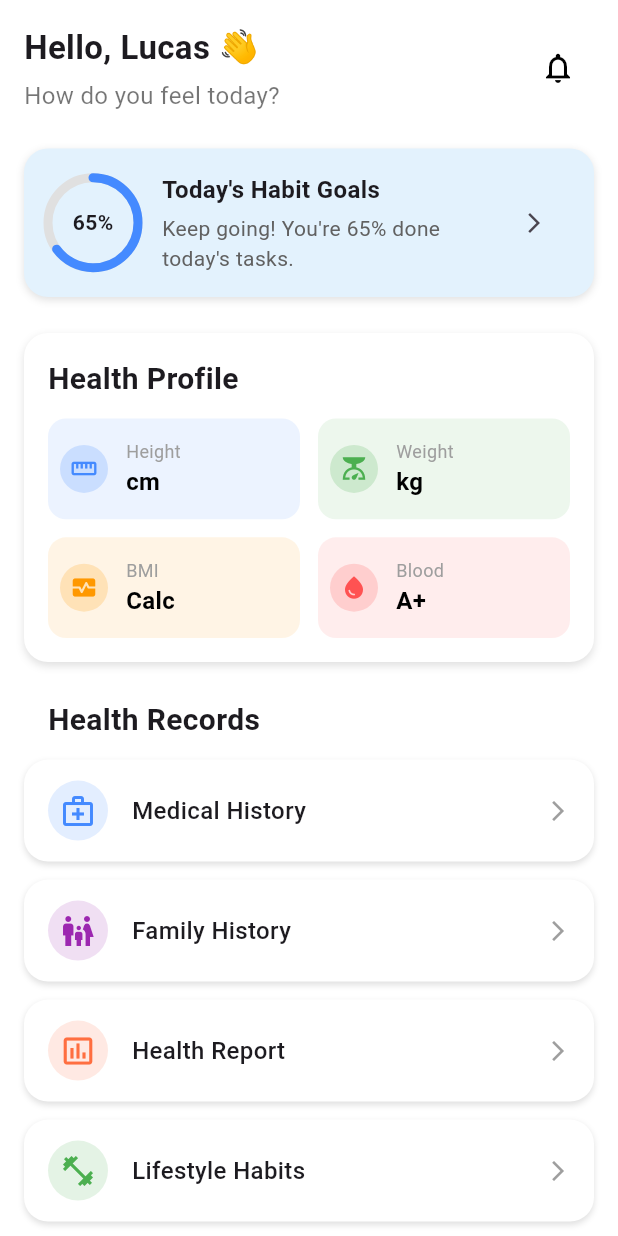
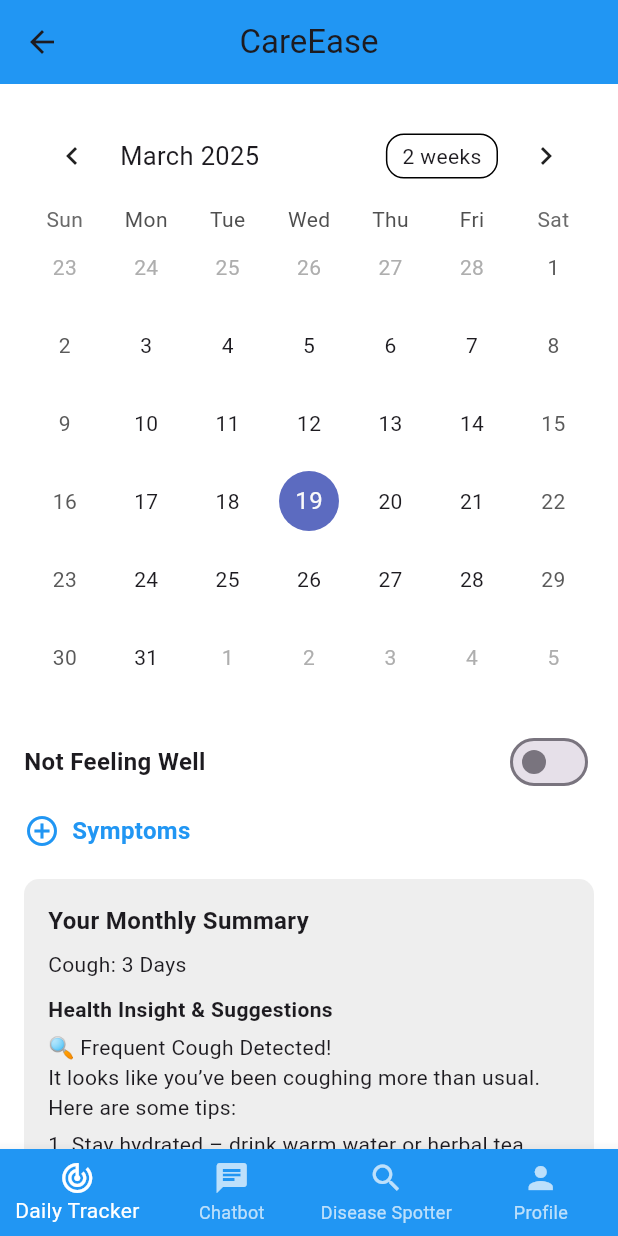
Before and after one commit to YiPei0602/CareEase, a Flutter app: the screen it shows after launch, after a tap on "Let's Start!", on a phone screen of 412 x 824 dp. Run offline on Flutter 3.47's test engine with Material 3 defaults, Android fonts, the phone set to English and light mode, and no system bars; drawn by our look-alikes of table_calendar.

Commit message:
add folder, footer header

```diff
--- /dev/null
+++ b/lib/Chatbot/chatbot.dart
@@ -0,0 +1,13 @@
+import 'package:flutter/material.dart';
+
+class ChatbotScreen extends StatelessWidget {
+  @override
+  Widget build(BuildContext context) {
+    return Center(
+      child: Text(
+        "Chatbot Page",
+        style: TextStyle(fontSize: 24, fontWeight: FontWeight.bold),
+      ),
+    );
+  }
+}
--- /dev/null
+++ b/lib/DailyTracker/tracker.dart
@@ -0,0 +1,97 @@
+import 'package:flutter/material.dart';
+import 'package:table_calendar/table_calendar.dart';
+
+class DailyTrackerScreen extends StatefulWidget {
+  @override
+  _DailyTrackerScreenState createState() => _DailyTrackerScreenState();
+}
+
+class _DailyTrackerScreenState extends State<DailyTrackerScreen> {
+  bool isNotFeelingWell = false;
+  DateTime selectedDay = DateTime.now();
+
+  @override
+  Widget build(BuildContext context) {
+    return SingleChildScrollView(
+      child: Padding(
+        padding: const EdgeInsets.all(16.0),
+        child: Column(
+          crossAxisAlignment: CrossAxisAlignment.start,
+          children: [
+            TableCalendar(
+              focusedDay: selectedDay,
+              firstDay: DateTime(2020),
+              lastDay: DateTime(2030),
+              selectedDayPredicate: (day) => isSameDay(day, selectedDay),
+              onDaySelected: (selectedDay, focusedDay) {
+                setState(() {
+                  this.selectedDay = selectedDay;
+                });
+              },
+            ),
+            SizedBox(height: 20),
+            Row(
+              mainAxisAlignment: MainAxisAlignment.spaceBetween,
+              children: [
+                Text("Not Feeling Well",
+                    style:
+                        TextStyle(fontSize: 16, fontWeight: FontWeight.bold)),
+                Switch(
+                  value: isNotFeelingWell,
+                  onChanged: (value) {
+                    setState(() {
+                      isNotFeelingWell = value;
+                    });
+                  },
+                ),
+              ],
+            ),
+            SizedBox(height: 10),
+            Row(
+              children: [
+                Icon(Icons.add_circle_outline, color: Colors.blue),
+                SizedBox(width: 8),
+                Text("Symptoms",
+                    style: TextStyle(
+                        fontSize: 16,
+                        fontWeight: FontWeight.bold,
+                        color: Colors.blue)),
+              ],
+            ),
+            SizedBox(height: 20),
+            Container(
+              padding: EdgeInsets.all(16),
+              decoration: BoxDecoration(
+                color: Colors.grey[200],
+                borderRadius: BorderRadius.circular(10),
+              ),
+              child: Column(
+                crossAxisAlignment: CrossAxisAlignment.start,
+                children: [
+                  Text("Your Monthly Summary",
+                      style:
+                          TextStyle(fontSize: 16, fontWeight: FontWeight.bold)),
+                  SizedBox(height: 8),
+                  Text("Cough: 3 Days"),
+                  SizedBox(height: 10),
+                  Text("Health Insight & Suggestions",
+                      style:
+                          TextStyle(fontSize: 14, fontWeight: FontWeight.bold)),
+                  SizedBox(height: 5),
+                  Text("\u{1F50D} Frequent Cough Detected!"),
+                  Text(
+                      "It looks like you’ve been coughing more than usual. Here are some tips:"),
+                  SizedBox(height: 5),
+                  Text("1. Stay hydrated – drink warm water or herbal tea."),
+                  Text(
+                      "2. Use a humidifier – keeping the air moist can ease irritation."),
+                ],
+              ),
+            ),
+            SizedBox(height: 20),
+          ],
+        ),
+      ),
+    );
+  }
+}
--- a/lib/screens/main_page.dart
+++ b/lib/MainPage/mainpage.dart
@@ -1,5 +1,5 @@
 import 'package:flutter/material.dart';
-import 'home.dart'; // Import your CareEaseHomePage
+import '../components/main_layout.dart'; // Import your CareEaseHomePage
 
 class MainPage extends StatefulWidget {
   const MainPage({super.key});
@@ -69,7 +69,7 @@
                   children: [
                     const SizedBox(height: 200),
                     Image.asset(
-                      'assets/CareEase_logo.png',
+                      '../assets/CareEase_logo.png',
                       width: 200,
                     ),
                     const SizedBox(height: 40),
@@ -110,7 +110,7 @@
                         Navigator.push(
                           context,
                           MaterialPageRoute(
-                            builder: (context) => const CareEaseHomePage(),
+                            builder: (context) => MainLayout(),
                           ),
                         );
                       },
--- a/lib/screens/home.dart
+++ b/lib/Profile/home.dart
@@ -445,7 +445,8 @@
             Expanded(
               child: Text(
                 title,
-              style: const TextStyle(fontSize: 16, fontWeight: FontWeight.w500),
+                style:
+                    const TextStyle(fontSize: 16, fontWeight: FontWeight.w500),
               ),
             ),
             const Icon(Icons.arrow_forward_ios, size: 16, color: Colors.grey),
@@ -540,8 +541,7 @@
                           borderRadius: BorderRadius.circular(12),
                         ),
                       ),
-                      child:
-                          const Text("Save", style: TextStyle(fontSize: 16)),
+                      child: const Text("Save", style: TextStyle(fontSize: 16)),
                     ),
                   ),
                 ],
--- a/lib/screens/my_profile_screen.dart
+++ b/lib/Profile/profile.dart
@@ -1,7 +1,7 @@
 import 'package:flutter/material.dart';
 
-class MyProfileScreen extends StatelessWidget {
-  const MyProfileScreen({super.key});
+class ProfileScreen extends StatelessWidget {
+  const ProfileScreen({super.key});
 
   @override
   Widget build(BuildContext context) {
@@ -16,7 +16,8 @@
               // 1) HEADER (Hello, Lucas & Notification Icon)
               // ------------------------------------------------
               Padding(
-                padding: const EdgeInsets.symmetric(horizontal: 16, vertical: 16),
+                padding:
+                    const EdgeInsets.symmetric(horizontal: 16, vertical: 16),
                 child: Row(
                   mainAxisAlignment: MainAxisAlignment.spaceBetween,
                   children: [
@@ -108,18 +109,22 @@
                           // Row 1: Gender + Phone
                           Row(
                             children: [
-                              Icon(Icons.male, size: 16, color: Colors.grey[600]),
+                              Icon(Icons.male,
+                                  size: 16, color: Colors.grey[600]),
                               const SizedBox(width: 4),
                               Text(
                                 'Male',
-                                style: TextStyle(fontSize: 13, color: Colors.grey[700]),
+                                style: TextStyle(
+                                    fontSize: 13, color: Colors.grey[700]),
                               ),
                               const SizedBox(width: 16),
-                              Icon(Icons.phone, size: 16, color: Colors.grey[600]),
+                              Icon(Icons.phone,
+                                  size: 16, color: Colors.grey[600]),
                               const SizedBox(width: 4),
                               Text(
                                 '60174881122',
-                                style: TextStyle(fontSize: 13, color: Colors.grey[700]),
+                                style: TextStyle(
+                                    fontSize: 13, color: Colors.grey[700]),
                               ),
                             ],
                           ),
@@ -128,18 +133,22 @@
                           // Row 2: ID + State
                           Row(
                             children: [
-                              Icon(Icons.card_membership, size: 16, color: Colors.grey[600]),
+                              Icon(Icons.card_membership,
+                                  size: 16, color: Colors.grey[600]),
                               const SizedBox(width: 4),
                               Text(
                                 '990411070145',
-                                style: TextStyle(fontSize: 13, color: Colors.grey[700]),
+                                style: TextStyle(
+                                    fontSize: 13, color: Colors.grey[700]),
                               ),
                               const SizedBox(width: 16),
-                              Icon(Icons.location_on_outlined, size: 16, color: Colors.grey[600]),
+                              Icon(Icons.location_on_outlined,
+                                  size: 16, color: Colors.grey[600]),
                               const SizedBox(width: 4),
                               Text(
                                 'Pulau Pinang',
-                                style: TextStyle(fontSize: 13, color: Colors.grey[700]),
+                                style: TextStyle(
+                                    fontSize: 13, color: Colors.grey[700]),
                               ),
                             ],
                           ),
@@ -240,8 +249,7 @@
           trailing: const Icon(Icons.arrow_forward_ios, size: 16),
           onTap: onTap,
         ),
-        if (showDivider)
-          const Divider(height: 1, indent: 72, thickness: 0.5),
+        if (showDivider) const Divider(height: 1, indent: 72, thickness: 0.5),
       ],
     );
   }
--- /dev/null
+++ b/lib/Spotter/spotter.dart
@@ -0,0 +1,13 @@
+import 'package:flutter/material.dart';
+
+class SpotterScreen extends StatelessWidget {
+  @override
+  Widget build(BuildContext context) {
+    return Center(
+      child: Text(
+        "Disease Spotter Page",
+        style: TextStyle(fontSize: 24, fontWeight: FontWeight.bold),
+      ),
+    );
+  }
+}
--- /dev/null
+++ b/lib/components/footer.dart
@@ -0,0 +1,28 @@
+import 'package:flutter/material.dart';
+
+class Footer extends StatelessWidget {
+  final int selectedIndex;
+  final Function(int) onItemTapped;
+
+  Footer({required this.selectedIndex, required this.onItemTapped});
+
+  @override
+  Widget build(BuildContext context) {
+    return BottomNavigationBar(
+      currentIndex: selectedIndex,
+      onTap: onItemTapped,
+      backgroundColor: Colors.blue,
+      selectedItemColor: Colors.white,
+      unselectedItemColor: Colors.white70,
+      type: BottomNavigationBarType.fixed,
+      items: [
+        BottomNavigationBarItem(
+            icon: Icon(Icons.track_changes), label: "Daily Tracker"),
+        BottomNavigationBarItem(icon: Icon(Icons.chat), label: "Chatbot"),
+        BottomNavigationBarItem(
+            icon: Icon(Icons.search), label: "Disease Spotter"),
+        BottomNavigationBarItem(icon: Icon(Icons.person), label: "Profile"),
+      ],
+    );
+  }
+}
--- /dev/null
+++ b/lib/components/header.dart
@@ -0,0 +1,16 @@
+import 'package:flutter/material.dart';
+
+class Header extends StatelessWidget implements PreferredSizeWidget {
+  @override
+  Widget build(BuildContext context) {
+    return AppBar(
+      title: Text("CareEase"),
+      backgroundColor: Colors.blue,
+      elevation: 0,
+      centerTitle: true,
+    );
+  }
+
+  @override
+  Size get preferredSize => Size.fromHeight(kToolbarHeight);
+}
--- /dev/null
+++ b/lib/components/main_layout.dart
@@ -0,0 +1,48 @@
+import 'package:flutter/material.dart';
+import '../DailyTracker/tracker.dart';
+import '../Chatbot/chatbot.dart';
+import '../Spotter/spotter.dart';
+import '../Profile/home.dart';
+import '../components/header.dart';
+import '../components/footer.dart';
+
+class MainLayout extends StatefulWidget {
+  @override
+  _MainLayoutState createState() => _MainLayoutState();
+}
+
+class _MainLayoutState extends State<MainLayout> {
+  int _selectedIndex = 0;
+
+  final List<Widget> _screens = [
+    DailyTrackerScreen(),
+    ChatbotScreen(),
+    SpotterScreen(),
+    CareEaseHomePage(),
+  ];
+
+  void _onItemTapped(int index) {
+    setState(() {
+      _selectedIndex = index;
+    });
+  }
+
+  @override
+  Widget build(BuildContext context) {
+    return Scaffold(
+      backgroundColor: Colors.white,
+
+      // ✅ Use the extracted Header
+      appBar: Header(),
+
+      // ✅ Dynamic Content
+      body: _screens[_selectedIndex],
+
+      // ✅ Use the extracted Footer
+      bottomNavigationBar: Footer(
+        selectedIndex: _selectedIndex,
+        onItemTapped: _onItemTapped,
+      ),
+    );
+  }
+}
--- a/lib/main.dart
+++ b/lib/main.dart
@@ -1,22 +1,21 @@
 import 'package:flutter/material.dart';
-import 'screens/main_page.dart';
+import 'components/main_layout.dart'; // Import MainLayout
+import 'MainPage/mainpage.dart';
 
 void main() {
-  runApp(const MyApp());
+  runApp(MyApp());
 }
 
 class MyApp extends StatelessWidget {
-  const MyApp({super.key});
-
   @override
   Widget build(BuildContext context) {
     return MaterialApp(
-      debugShowCheckedModeBanner: false,
+      debugShowCheckedModeBanner: false, // Hide the debug banner
       title: 'CareEase',
       theme: ThemeData(
-        primarySwatch: Colors.blue, // Set main color to blue
+        primarySwatch: Colors.blue,
       ),
-      home: const MainPage(),  // Show MainPage when the app starts
+      home: MainPage(), // ✅ Start the app with MainLayout
     );
   }
 }
--- a/pubspec.yaml
+++ b/pubspec.yaml
@@ -35,6 +35,7 @@
   # The following adds the Cupertino Icons font to your application.
   # Use with the CupertinoIcons class for iOS style icons.
   cupertino_icons: ^1.0.6
+  table_calendar: ^3.2.0
 
 dev_dependencies:
   flutter_test:
```
Also changed, not shown: lib/Profile/medical_history.dart (renamed from lib/screens/medical_history.dart), pubspec.lock, 1 other file. Lines whose indentation alone changed are shown as unchanged.
